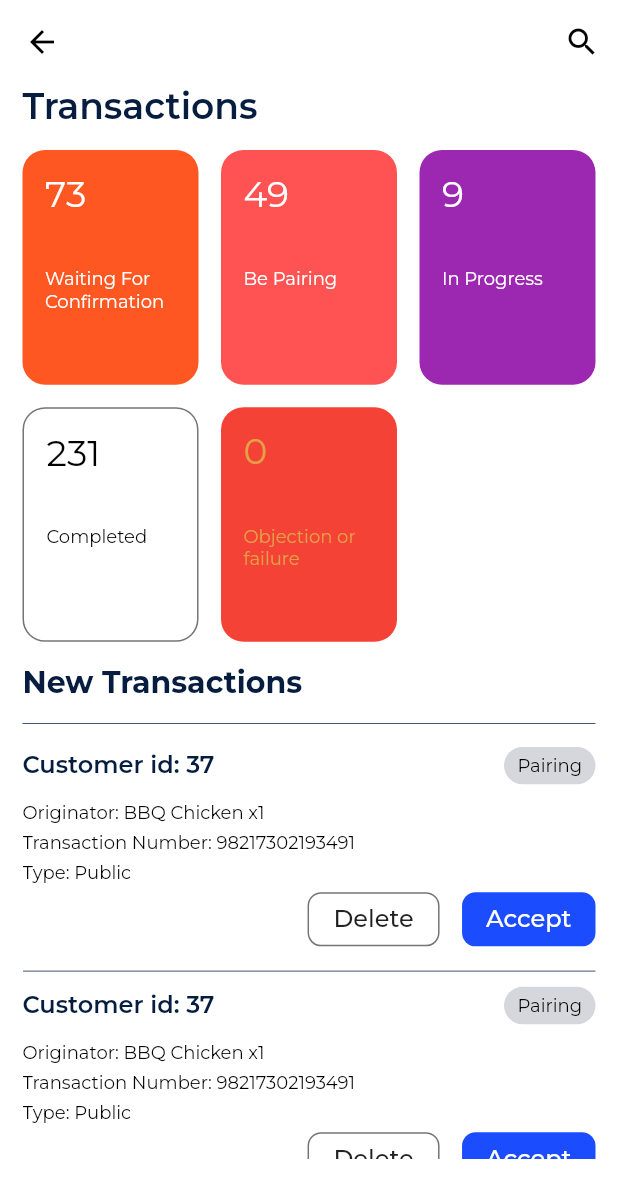
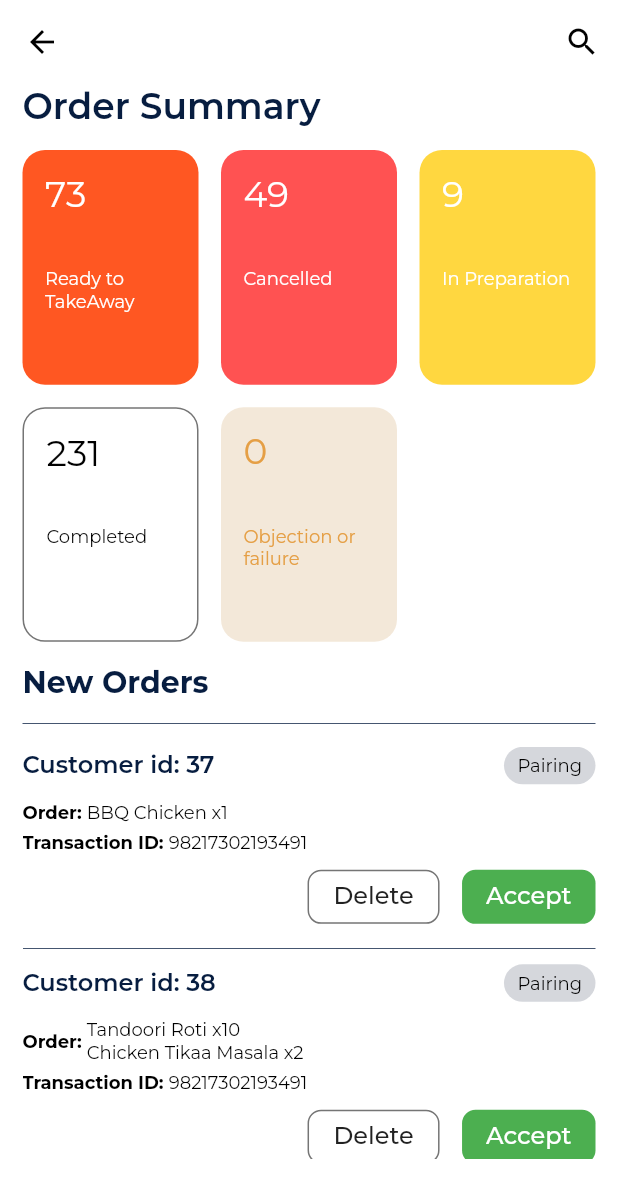
Before and after one commit to KimoSAABe/FoodTakeOutApp, a Flutter app: the TransactionsScreen screen opened directly, on a phone screen of 412 x 824 dp. Shown: the top 1198 px of the screen. Run offline on Flutter 3.47's test engine with Material 2 defaults, Android fonts, the light colour scheme and no system bars; our stand-ins replace flutter_swiper, google_fonts, toast; missing offline and left inert: razorpay_flutter.

Commit message:
Admin and Payment UI updated

```diff
--- a/lib/global.dart
+++ b/lib/global.dart
@@ -34,19 +34,19 @@ List<Map<String, dynamic>> transactions_stat = [
   {
     'count': 73,
     'color': Colors.deepOrange,
-    'text': 'Waiting For Confirmation',
+    'text': 'Ready to TakeAway',
     'text_color': Colors.white,
   },
   {
     'count': 49,
     'color': Colors.redAccent,
-    'text': 'Be Pairing',
+    'text': 'Cancelled',
     'text_color': Colors.white,
   },
   {
     'count': 9,
-    'color': Colors.purple,
-    'text': 'In Progress',
+    'color': Colors.amberAccent,
+    'text': 'In Preparation',
     'text_color': Colors.white,
   },
   {
@@ -58,7 +58,7 @@ List<Map<String, dynamic>> transactions_stat = [
   },
   {
     'count': 0,
-    'color': Colors.red,
+    'color': Color(0xfff3e8d9),
     'text': 'Objection or failure',
     'text_color': Color(0xffe59f45),
   },
@@ -73,43 +73,43 @@ List<Map<String, dynamic>> transactions = [
     'status' : 'Pending',
   },
   {
-    'title' : 'Customer id: 37',
-    'originator' : 'BBQ Chicken x1',
+    'title' : 'Customer id: 38',
+    'originator' : 'Tandoori Roti x10 \nChicken Tikaa Masala x2',
     'transaction_number' : '98217302193491',
     'type' : 'Public',
     'status' : 'Pending',
   },
   {
-    'title' : 'Customer id: 37',
-    'originator' : 'BBQ Chicken x1',
+    'title' : 'Customer id: 39',
+    'originator' : 'Methi Mutter x5 \nNaan x12',
     'transaction_number' : '98217302193491',
     'type' : 'Public',
     'status' : 'Pending',
   },
   {
-    'title' : 'Customer id: 37',
-    'originator' : 'BBQ Chicken x1',
+    'title' : 'Customer id: 40',
+    'originator' : 'Rava Dosa x2 \nIdli x6 \nUttappam x2',
     'transaction_number' : '98217302193491',
     'type' : 'Public',
     'status' : 'Pending',
   },
   {
-    'title' : 'Customer id: 37',
-    'originator' : 'BBQ Chicken x1',
+    'title' : 'Customer id: 41',
+    'originator' : 'Choco Lava Cake x3',
     'transaction_number' : '98217302193491',
     'type' : 'Public',
     'status' : 'Pending',
   },
   {
-    'title' : 'Customer id: 37',
-    'originator' : 'BBQ Chicken x1',
+    'title' : 'Customer id: 42',
+    'originator' : 'Momos x100',
     'transaction_number' : '98217302193491',
     'type' : 'Public',
     'status' : 'Pending',
   },
   {
-    'title' : 'Customer id: 37',
-    'originator' : 'BBQ Chicken x1',
+    'title' : 'Customer id: 43',
+    'originator' : 'Fish Cutlet x7',
     'transaction_number' : '98217302193491',
     'type' : 'Public',
     'status' : 'Pending',
--- a/lib/ui/screens/home.dart
+++ b/lib/ui/screens/home.dart
@@ -12,7 +12,7 @@ class AdminScreen extends StatelessWidget {
     return Scaffold(
       backgroundColor: Colors.white,
       appBar: AppBar(
-        backgroundColor: Colors.white,
+        backgroundColor: darkOrange,
         iconTheme: IconThemeData(color: Colors.black87),
         elevation: 0,
         leading: IconButton(
@@ -27,7 +27,7 @@ class AdminScreen extends StatelessWidget {
         ],
       ),
       body: SingleChildScrollView(
-        padding: EdgeInsets.all(15.0),
+        padding: EdgeInsets.fromLTRB(15.0,0.0,15.0,0.0),
         child: Column(
           crossAxisAlignment: CrossAxisAlignment.start,
           children: <Widget>[
@@ -39,6 +39,7 @@ class AdminScreen extends StatelessWidget {
                       image: AssetImage("assets/images/hotelBig.png"),
                       fit: BoxFit.cover
                   ),
+                  borderRadius: BorderRadius.only(bottomLeft: Radius.circular(40), bottomRight: Radius.circular(40))
               ),
               child: Column(
                 crossAxisAlignment: CrossAxisAlignment.start,
@@ -53,11 +54,6 @@ class AdminScreen extends StatelessWidget {
                           SizedBox(
                             height: 20,
                           ),
-                          Text("Yoshimasa Sushi", style: TextStyle(
-                              color: Colors.white,
-                              fontWeight: FontWeight.w700,
-                              fontSize: 20
-                          ),),
                           SizedBox(height: 10,),
                           Row(
                             crossAxisAlignment: CrossAxisAlignment.end,
@@ -78,7 +74,7 @@ class AdminScreen extends StatelessWidget {
                     ],
                   ),
                   SizedBox(height: 15,),
-                  Text("Lorem ipsum dolar sits amet is used in print industry", style: TextStyle(
+                  Text("Our Motto. Eat. Sleep. Work. Repeat.", style: TextStyle(
                       color: Colors.white,
                       fontSize: 12
                   ),)
@@ -86,14 +82,14 @@ class AdminScreen extends StatelessWidget {
               ),
             ),
             Text(
-              "Hello,",
+              "Namma Veedu Vasanta Bhavan",
               style: Theme.of(context)
                   .textTheme
                   .display1
-                  .apply(color: Colors.grey[500]),
+                  .apply(color: Colors.black54),
             ),
             Text(
-              "Mr. $username",
+              "Hello, Mr. $username",
               style: Theme.of(context)
                   .textTheme
                   .display1
--- a/lib/ui/screens/transactions.dart
+++ b/lib/ui/screens/transactions.dart
@@ -27,7 +27,7 @@ class TransactionsScreen extends StatelessWidget {
             crossAxisAlignment: CrossAxisAlignment.start,
             children: <Widget>[
               Text(
-                "Transactions",
+                "Order Summary",
                 style: Theme.of(context)
                     .textTheme
                     .headline
@@ -53,7 +53,7 @@ class TransactionsScreen extends StatelessWidget {
                 height: 15.0,
               ),
               Text(
-                "New Transactions",
+                "New Orders",
                 style: Theme.of(context)
                     .textTheme
                     .title
--- a/lib/ui/widgets/transactioncontainer.dart
+++ b/lib/ui/widgets/transactioncontainer.dart
@@ -37,24 +37,18 @@ class TransactionContainer extends StatelessWidget {
         SizedBox(height: 11),
         Row(
           children: <Widget>[
-            Text("Originator: "),
+            Text("Order: ", style: TextStyle(fontWeight: FontWeight.bold),),
             Text("${transactions[i]['originator']}")
           ],
         ),
         SizedBox(height: 5),
         Row(
           children: <Widget>[
-            Text("Transaction Number: "),
+            Text("Transaction ID: ", style: TextStyle(fontWeight: FontWeight.bold),),
             Text("${transactions[i]['transaction_number']}")
           ],
         ),
         SizedBox(height: 5),
-        Row(
-          children: <Widget>[
-            Text("Type: "),
-            Text("${transactions[i]['type']}")
-          ],
-        ),
         Row(
           mainAxisAlignment: MainAxisAlignment.end,
           children: <Widget>[
@@ -75,7 +69,7 @@ class TransactionContainer extends StatelessWidget {
                 style: TextStyle(color: Colors.white),
               ),
               onPressed: () {},
-              color: lightBlue,
+              color: Colors.green,
               elevation: 0,
               shape: RoundedRectangleBorder(
                 borderRadius: new BorderRadius.circular(9.0),
```
Also changed, not shown: assets/images/restaurant-kitchen-cuisine.jpg (added).
